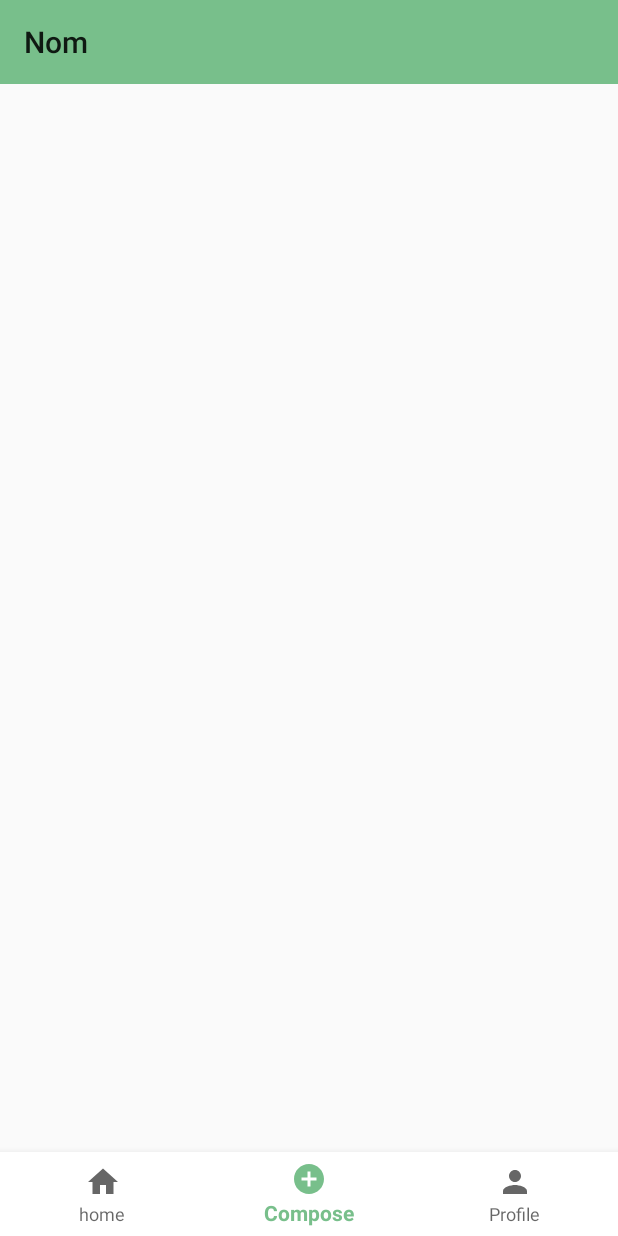
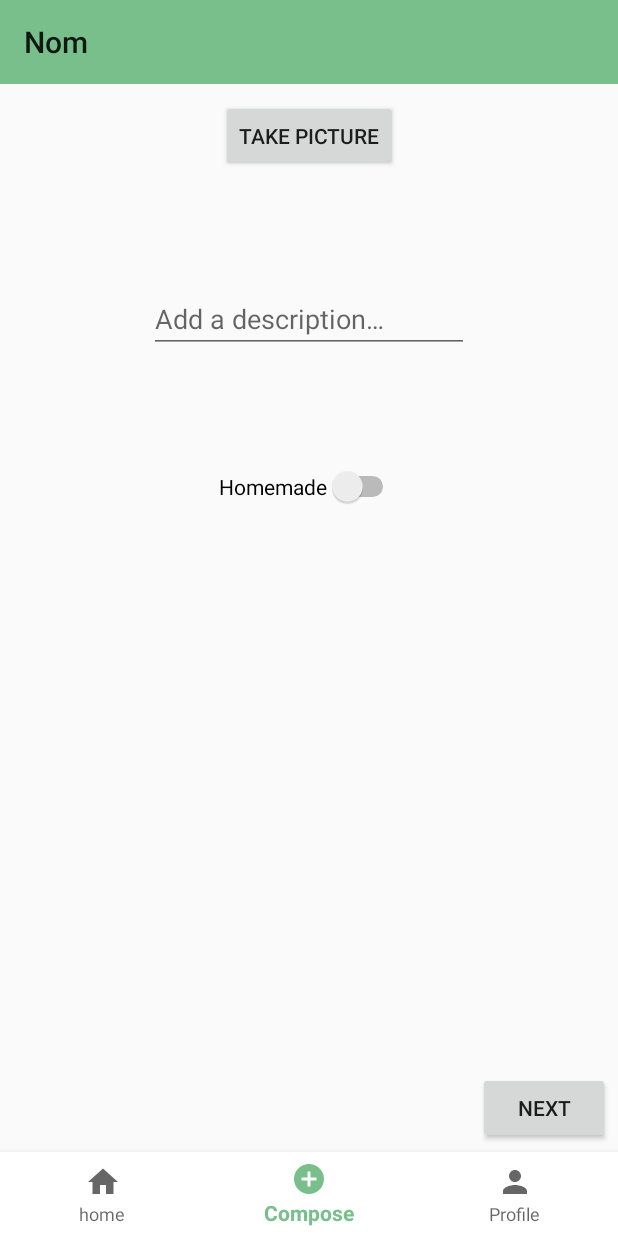
Before and after one commit to Mvye/Nom, an Android app: the MainActivity screen opened directly, with no data from a screen before it, item 2 of the bottom bar chosen, on a phone screen of 412 x 824 dp. Run offline under Robolectric (Android 15) with nearby library versions, the phone set to English and light mode, and no system bars.

Commit message:
Added skeleton ComposeFragment

```diff
--- a/app/src/main/java/com/mervynm/nom/MainActivity.java
+++ b/app/src/main/java/com/mervynm/nom/MainActivity.java
@@ -10,6 +10,7 @@ import android.os.Bundle;
 import android.view.MenuItem;
 
 import com.google.android.material.bottomnavigation.BottomNavigationView;
+import com.mervynm.nom.fragments.ComposeFragment;
 import com.mervynm.nom.fragments.HomeFragment;
 
 public class MainActivity extends AppCompatActivity {
@@ -43,9 +44,11 @@ public class MainActivity extends AppCompatActivity {
                 Fragment fragment = new HomeFragment();
                 if (item.getItemId() == R.id.action_home) {
                     fragment = new HomeFragment();
-                } else if (item.getItemId() == R.id.action_compose) {
-                    fragment = new HomeFragment();
-                } else if (item.getItemId() == R.id.action_profile) {
+                }
+                else if (item.getItemId() == R.id.action_compose) {
+                    fragment = new ComposeFragment();
+                }
+                else if (item.getItemId() == R.id.action_profile) {
                     fragment = new HomeFragment();
                 }
                 fragmentManager.beginTransaction().replace(R.id.frameLayoutContainer, fragment).commit();
--- /dev/null
+++ b/app/src/main/java/com/mervynm/nom/fragments/ComposeFragment.java
@@ -0,0 +1,33 @@
+package com.mervynm.nom.fragments;
+
+import android.os.Bundle;
+
+import androidx.annotation.NonNull;
+import androidx.annotation.Nullable;
+import androidx.fragment.app.Fragment;
+
+import android.view.LayoutInflater;
+import android.view.View;
+import android.view.ViewGroup;
+
+import com.mervynm.nom.R;
+
+public class ComposeFragment extends Fragment {
+
+    public ComposeFragment() {}
+
+    @Override
+    public void onCreate(Bundle savedInstanceState) {
+        super.onCreate(savedInstanceState);
+    }
+
+    @Override
+    public View onCreateView(LayoutInflater inflater, ViewGroup container,Bundle savedInstanceState) {
+        return inflater.inflate(R.layout.fragment_compose, container, false);
+    }
+
+    @Override
+    public void onViewCreated(@NonNull View view, @Nullable Bundle savedInstanceState) {
+        super.onViewCreated(view, savedInstanceState);
+    }
+}
--- /dev/null
+++ b/app/src/main/res/layout/fragment_compose.xml
@@ -0,0 +1,65 @@
+<?xml version="1.0" encoding="utf-8"?>
+<androidx.constraintlayout.widget.ConstraintLayout
+    xmlns:android="http://schemas.android.com/apk/res/android"
+    xmlns:app="http://schemas.android.com/apk/res-auto"
+    xmlns:tools="http://schemas.android.com/tools"
+    android:layout_width="match_parent"
+    android:layout_height="match_parent"
+    tools:context=".fragments.ComposeFragment">
+
+    <ImageView
+        android:id="@+id/imageView2"
+        android:layout_width="wrap_content"
+        android:layout_height="wrap_content"
+        android:layout_marginTop="5dp"
+        android:contentDescription="@string/image_preview_of_picture_about_to_be_posted"
+        app:layout_constraintEnd_toEndOf="parent"
+        app:layout_constraintHorizontal_bias="0.5"
+        app:layout_constraintStart_toStartOf="parent"
+        app:layout_constraintTop_toTopOf="parent"
+        tools:srcCompat="@tools:sample/avatars" />
+    <Button
+        android:id="@+id/buttonTakePicture"
+        android:layout_width="wrap_content"
+        android:layout_height="wrap_content"
+        android:layout_marginTop="5dp"
+        android:text="@string/take_picture"
+        app:layout_constraintEnd_toEndOf="parent"
+        app:layout_constraintHorizontal_bias="0.5"
+        app:layout_constraintStart_toStartOf="parent"
+        app:layout_constraintTop_toBottomOf="@+id/imageView2" />
+    <EditText
+        android:id="@+id/editTextTextPersonName"
+        android:layout_width="wrap_content"
+        android:layout_height="wrap_content"
+        android:layout_marginTop="75dp"
+        android:ems="10"
+        android:hint="@string/add_a_description"
+        android:inputType="textMultiLine"
+        app:layout_constraintEnd_toEndOf="parent"
+        app:layout_constraintHorizontal_bias="0.5"
+        app:layout_constraintStart_toStartOf="parent"
+        app:layout_constraintTop_toBottomOf="@+id/buttonTakePicture"
+        android:importantForAutofill="no" />
+    <Switch
+        android:id="@+id/switchHomemade"
+        android:layout_width="wrap_content"
+        android:layout_height="wrap_content"
+        android:layout_marginTop="75dp"
+        android:text="@string/homemade"
+        android:textOff="@string/restaurant"
+        android:textOn="@string/homemade"
+        app:layout_constraintEnd_toEndOf="parent"
+        app:layout_constraintHorizontal_bias="0.50"
+        app:layout_constraintStart_toStartOf="parent"
+        app:layout_constraintTop_toBottomOf="@+id/editTextTextPersonName" />
+    <Button
+        android:id="@+id/buttonNext"
+        android:layout_width="wrap_content"
+        android:layout_height="wrap_content"
+        android:layout_marginEnd="5dp"
+        android:layout_marginBottom="5dp"
+        android:text="@string/next"
+        app:layout_constraintBottom_toBottomOf="parent"
+        app:layout_constraintEnd_toEndOf="parent" />
+</androidx.constraintlayout.widget.ConstraintLayout>
--- a/app/src/main/res/values/strings.xml
+++ b/app/src/main/res/values/strings.xml
@@ -7,4 +7,10 @@
     <string name="home">home</string>
     <string name="compose">Compose</string>
     <string name="profile">Profile</string>
+    <string name="image_preview_of_picture_about_to_be_posted">image preview of picture about to be posted</string>
+    <string name="take_picture">Take Picture</string>
+    <string name="add_a_description">Add a description…</string>
+    <string name="homemade">Homemade</string>
+    <string name="restaurant">Restaurant</string>
+    <string name="next">Next</string>
 </resources>
```
